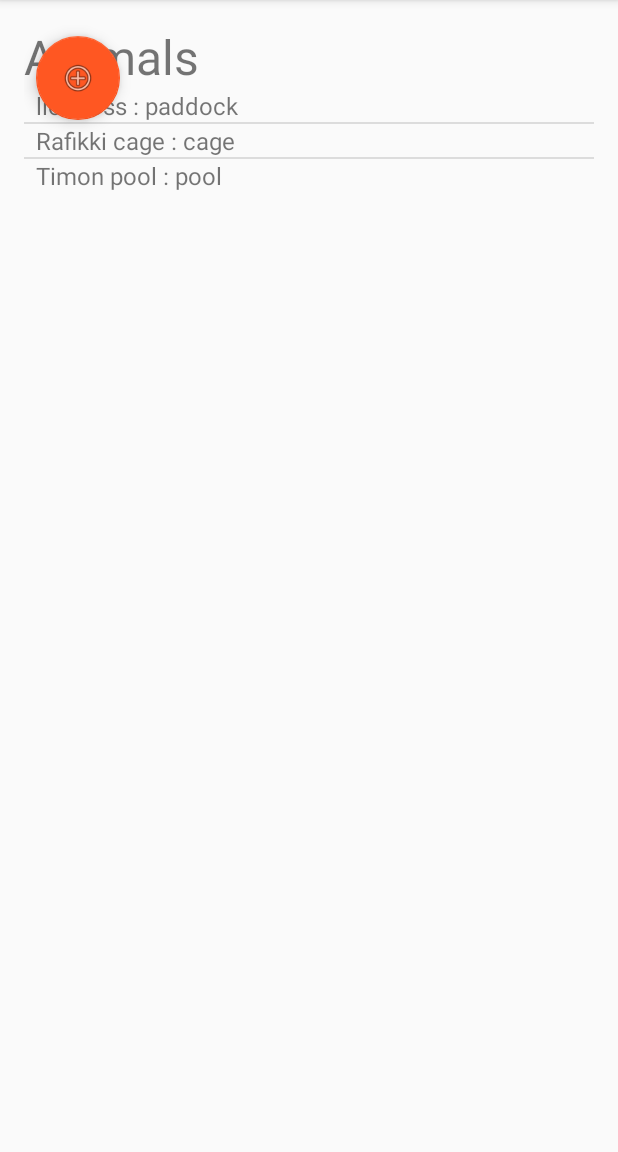
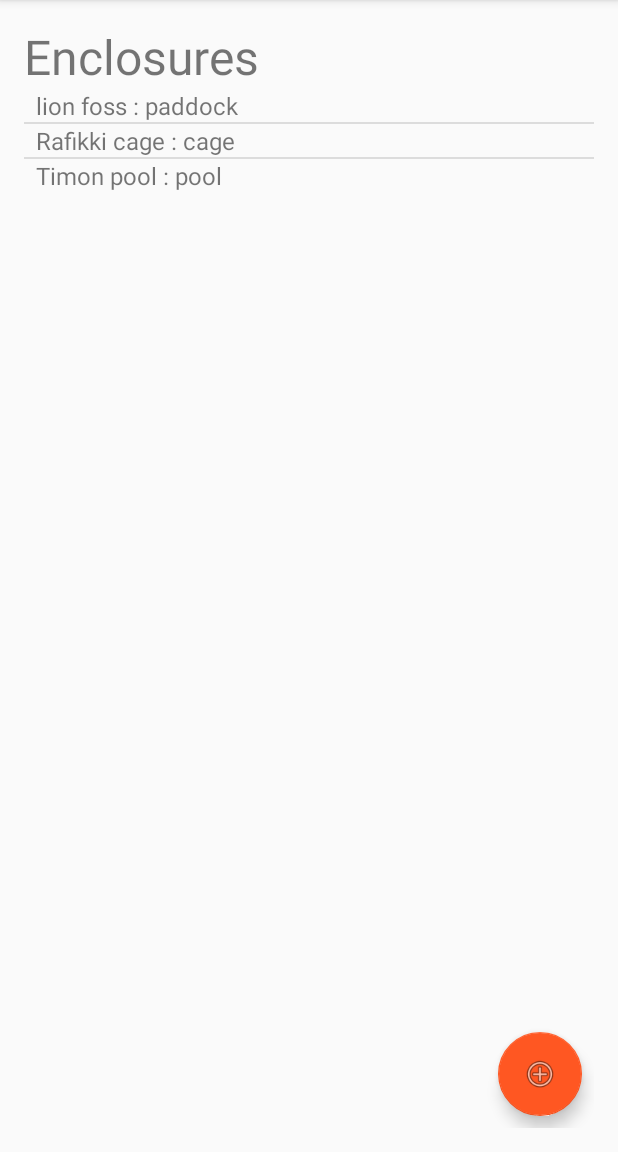
Before and after one commit to ZooJumanji/ZooJumanji, an Android app: the EnclosureActivity screen opened directly, with no data from a screen before it, on a phone screen of 412 x 824 dp, the part 84-1236 px from its top. Run offline under Robolectric (Android 15) with nearby library versions, the phone set to English and light mode, and no system bars.

Commit message:
Add button position correction

```diff
--- a/Android/app/src/main/res/layout/activity_animal.xml
+++ b/Android/app/src/main/res/layout/activity_animal.xml
@@ -34,6 +34,7 @@
         android:layout_width="wrap_content"
         android:layout_height="wrap_content"
         android:layout_margin="@dimen/fab_margin"
+        android:layout_gravity="bottom|end"
         android:scaleType="center"
         android:src="@android:drawable/ic_menu_add" />
 
--- a/Android/app/src/main/res/layout/activity_enclosure.xml
+++ b/Android/app/src/main/res/layout/activity_enclosure.xml
@@ -19,7 +19,7 @@
             android:layout_width="wrap_content"
             android:layout_height="wrap_content"
             android:textSize="@dimen/title_size"
-            android:text="@string/animal_title" />
+            android:text="@string/enclosure_title" />
 
         <ListView
             android:id="@+id/enclosures_list"
@@ -34,6 +34,7 @@
         android:layout_width="wrap_content"
         android:layout_height="wrap_content"
         android:layout_margin="@dimen/fab_margin"
+        android:layout_gravity="bottom|end"
         android:scaleType="center"
         android:src="@android:drawable/ic_menu_add" />
 
```
